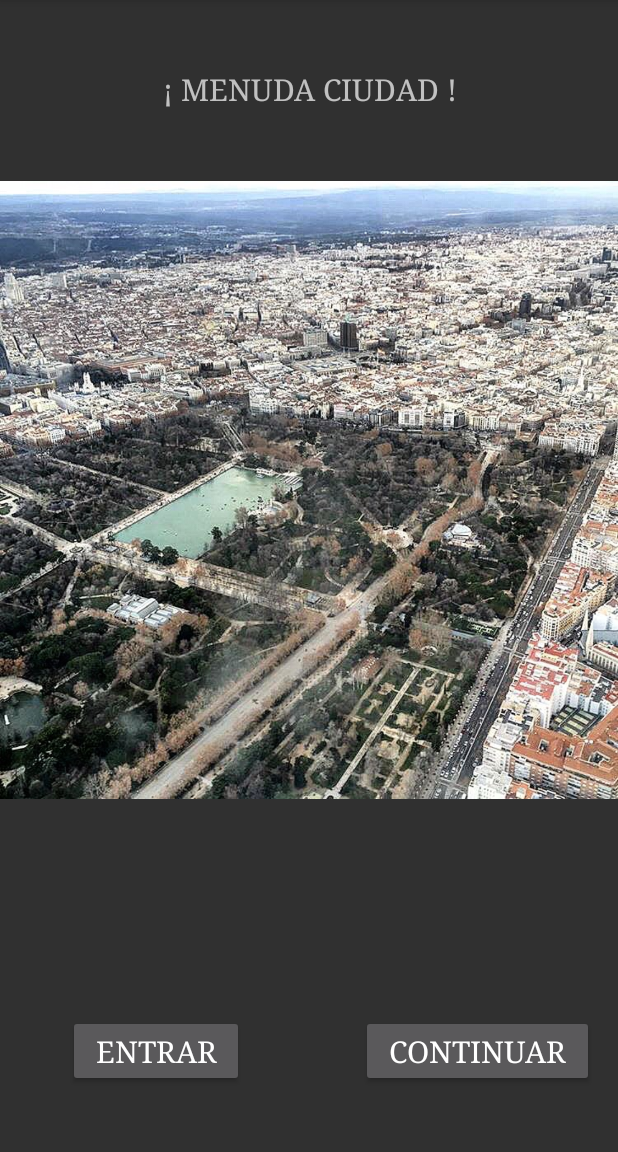
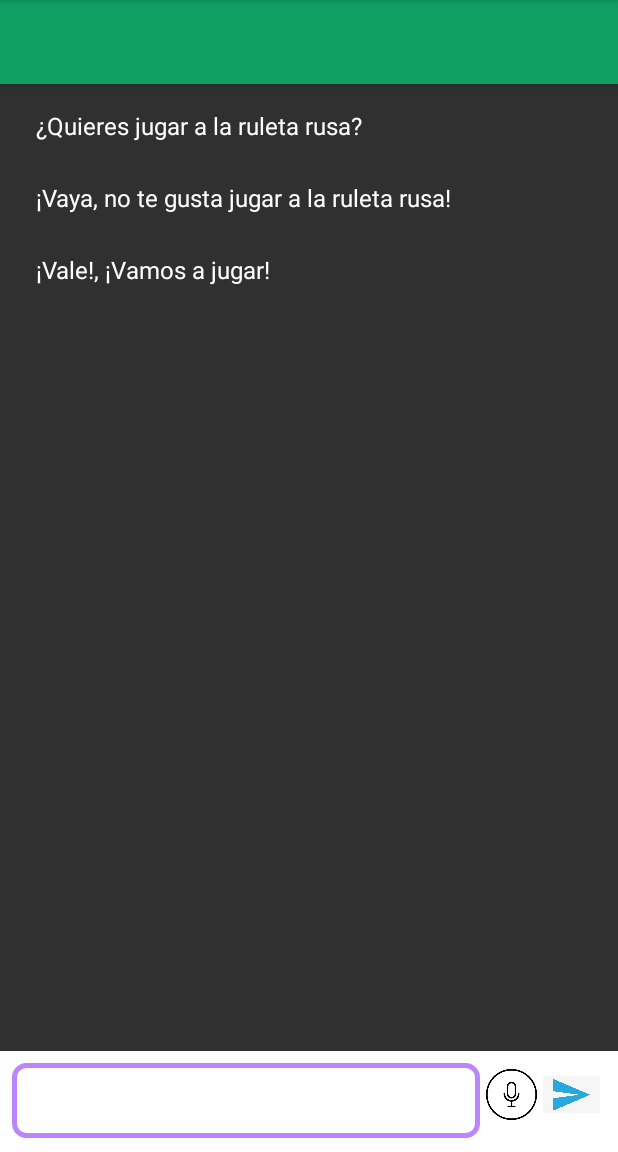
Before and after one commit to RaresCiuchina2DAM/Ejercicio11_1, an Android app: the DadoActivity screen opened directly, with no data from a screen before it, after a tap on "INICIO", on a phone screen of 412 x 824 dp, the part 84-1236 px from its top. Run offline under Robolectric (Android 15) with nearby library versions, the phone set to English and light mode, and no system bars; 3 statements that could not run were skipped.

Commit message:
dialogo individual

```diff
--- /dev/null
+++ b/app/src/main/java/com/example/ejercicio11/Adaptador.kt
@@ -0,0 +1,29 @@
+package com.example.ejercicio11
+
+//CREAR UN ADAPTADOR PARA EL RECYCLERVIEW QUE MUESTRE LOS MENSAJES ENVIADOS Y RECIBIDOS POR EL BOT Y EL JUGADOR
+
+import android.view.LayoutInflater
+import android.view.View
+import android.view.ViewGroup
+import android.widget.TextView
+import androidx.recyclerview.widget.RecyclerView
+
+class Adaptador(private val listaMensajes: ArrayList<String>, private val jugador: Jugador) : RecyclerView.Adapter<Adaptador.ViewHolder>() {
+
+    class ViewHolder(itemView: View) : RecyclerView.ViewHolder(itemView) {
+        val mensaje: TextView = itemView.findViewById(android.R.id.text1)
+    }
+
+    override fun onCreateViewHolder(parent: ViewGroup, viewType: Int): ViewHolder {
+        val view = LayoutInflater.from(parent.context).inflate(android.R.layout.simple_list_item_1, parent, false)
+        return ViewHolder(view)
+    }
+
+    override fun onBindViewHolder(holder: ViewHolder, position: Int) {
+        holder.mensaje.text = listaMensajes[position]
+    }
+
+    override fun getItemCount(): Int {
+        return listaMensajes.size
+    }
+}
--- a/app/src/main/java/com/example/ejercicio11/DadoActivity.kt
+++ b/app/src/main/java/com/example/ejercicio11/DadoActivity.kt
@@ -24,7 +24,7 @@ class DadoActivity : AppCompatActivity() {
         binding.btonDado.setOnClickListener {
             val numero = 2
             val uno = Intent(this, ObjetoActivity::class.java)
-            val dos = Intent(this, CiudadActivity::class.java)
+            val dos = Intent(this, DialogFlowActivity::class.java)
             val tres = Intent(this, MercaderActivity::class.java)
             val cuatro = Intent(this, EnemigoActivity::class.java)
 
--- /dev/null
+++ b/app/src/main/java/com/example/ejercicio11/DialogFlowActivity.kt
@@ -0,0 +1,49 @@
+package com.example.ejercicio11
+
+import android.os.Bundle
+import androidx.appcompat.app.AppCompatActivity
+import androidx.recyclerview.widget.LinearLayoutManager
+import com.example.ejercicio11.databinding.ActivityDialogFlowBinding
+
+class DialogFlowActivity : AppCompatActivity() {
+    override fun onCreate(savedInstanceState: Bundle?) {
+        super.onCreate(savedInstanceState)
+        val binding = ActivityDialogFlowBinding.inflate(layoutInflater)
+        setContentView(binding.root)
+
+        val jugador = intent.getSerializableExtra("jugador") as Jugador
+
+        val listaMensajes = ArrayList<String>()
+        listaMensajes.add("Hola, soy ${jugador.nombre} y quiero jugar a la ruleta rusa")
+        listaMensajes.add("¿Quieres jugar a la ruleta rusa?")
+        listaMensajes.add("¡Vaya, no te gusta jugar a la ruleta rusa!")
+        listaMensajes.add("¡Vale!, ¡Vamos a jugar!")
+
+        val adaptador = Adaptador(listaMensajes, jugador)
+        binding.recyclerChat.adapter = adaptador
+        binding.recyclerChat.layoutManager = LinearLayoutManager(this)
+        binding.recyclerChat.setHasFixedSize(true)
+
+
+
+        //cuando se pulsa el botón enviar se añade el mensaje a la lista de mensajes y el bot nos responderá con un mensaje aleatorio
+        binding.enviar.setOnClickListener {
+            listaMensajes.add(binding.cajadetexto.text.toString())
+            adaptador.notifyDataSetChanged()
+            binding.cajadetexto.setText("")
+            binding.recyclerChat.scrollToPosition(listaMensajes.size - 1)
+            val respuesta = when ((0..3).random()) {
+                0 -> "Hola, soy ${jugador.nombre} y quiero jugar a la ruleta rusa"
+                1 -> "¿Quieres jugar a la ruleta rusa?"
+                2 -> "¡Vaya, no te gusta jugar a la ruleta rusa!"
+                else -> "¡Vale!, ¡Vamos a jugar!"
+            }
+            listaMensajes.add(respuesta)
+            adaptador.notifyDataSetChanged()
+            binding.recyclerChat.scrollToPosition(listaMensajes.size - 1)
+        }
+
+
+    }
+
+}
--- a/app/src/main/res/layout/activity_dialog_flow.xml
+++ b/app/src/main/res/layout/activity_dialog_flow.xml
@@ -4,6 +4,41 @@ xmlns:app="http://schemas.android.com/apk/res-auto"
     xmlns:tools="http://schemas.android.com/tools"
     android:layout_width="match_parent"
     android:layout_height="match_parent">
+
+    <com.google.android.material.appbar.AppBarLayout
+        android:id="@+id/layout_group_chat"
+        android:layout_width="match_parent"
+        android:layout_height="wrap_content"
+        android:fitsSystemWindows="true"
+        android:orientation="vertical"
+        app:layout_constraintTop_toTopOf="parent">
+
+        <androidx.appcompat.widget.Toolbar
+            android:id="@+id/toolbar_gchannel"
+            android:layout_width="match_parent"
+            android:layout_height="?attr/actionBarSize"
+            android:theme="@style/Widget.AppCompat.Toolbar"
+            app:popupTheme="@style/Theme.AppCompat.Light">
+
+        </androidx.appcompat.widget.Toolbar>
+    </com.google.android.material.appbar.AppBarLayout>
+
+
+    <androidx.recyclerview.widget.RecyclerView
+
+        android:id="@+id/recycler_chat"
+        android:layout_width="match_parent"
+        android:layout_height="match_parent"
+        android:layout_above="@+id/contenedor"
+        android:layout_marginBottom="50dp"
+        android:layout_marginTop="60dp"
+        android:layout_marginStart="8dp"
+        android:layout_marginEnd="8dp"
+        android:layout_marginLeft="8dp"
+        android:layout_marginRight="8dp"
+
+        />
+
 
     <RelativeLayout
         android:id="@+id/contenedor"
@@ -12,20 +47,21 @@ android:layout_height="match_parent">
         android:layout_alignParentBottom="true"
         android:background="@color/white"
         android:gravity="bottom"
-    android:paddingBottom="9dp"
+        android:paddingStart="8dp"
+        android:paddingTop="8dp"
         android:paddingEnd="8dp"
-    android:paddingStart="8dp"
-    android:paddingTop="8dp">
+        android:paddingBottom="9dp">
 
         <ImageView
             android:id="@+id/enviar"
             android:layout_width="42dp"
             android:layout_height="42dp"
             android:layout_alignParentEnd="true"
+            android:contentDescription="TODO"
             android:paddingTop="4dp"
             android:paddingEnd="4dp"
+            android:paddingBottom="4dp"
             android:scaleType="centerInside"
-        android:paddingBottom="4dp"
             app:srcCompat="@drawable/btn_enviar"
             tools:ignore="RtlSymmetry" />
 
--- a/app/src/main/res/layout/mensaje_bot.xml
+++ /dev/null
@@ -1,6 +0,0 @@
-<?xml version="1.0" encoding="utf-8"?>
-<androidx.constraintlayout.widget.ConstraintLayout xmlns:android="http://schemas.android.com/apk/res/android"
-    android:layout_width="match_parent"
-    android:layout_height="match_parent">
-
-</androidx.constraintlayout.widget.ConstraintLayout>
--- a/app/src/main/res/layout/mensaje_usuario.xml
+++ /dev/null
@@ -1,6 +0,0 @@
-<?xml version="1.0" encoding="utf-8"?>
-<androidx.constraintlayout.widget.ConstraintLayout xmlns:android="http://schemas.android.com/apk/res/android"
-    android:layout_width="match_parent"
-    android:layout_height="match_parent">
-
-</androidx.constraintlayout.widget.ConstraintLayout>
```
Also changed, not shown: app/build.gradle (+5 -8 lines), app/src/main/AndroidManifest.xml (+4 -6 lines), app/src/main/java/com/example/ejercicio11/DialogFlow.kt (deleted, +0 -291 lines), app/src/main/java/com/example/ejercicio11/Funciones.kt (added, +65 -0 lines). Lines whose indentation alone changed are shown as unchanged.
